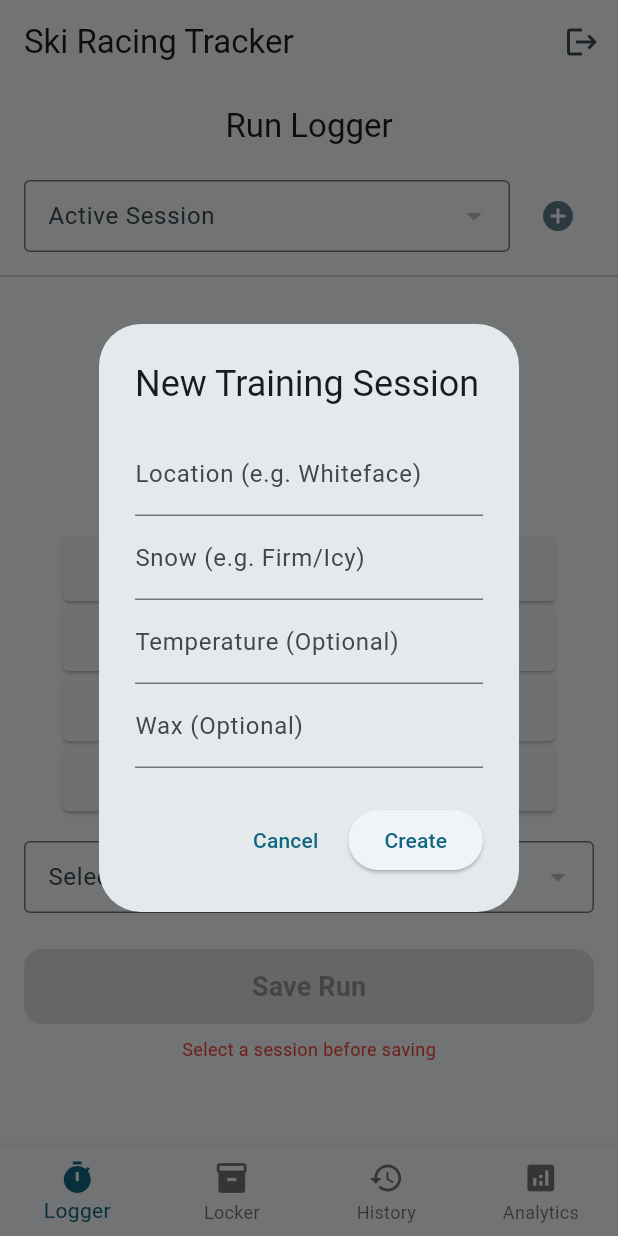
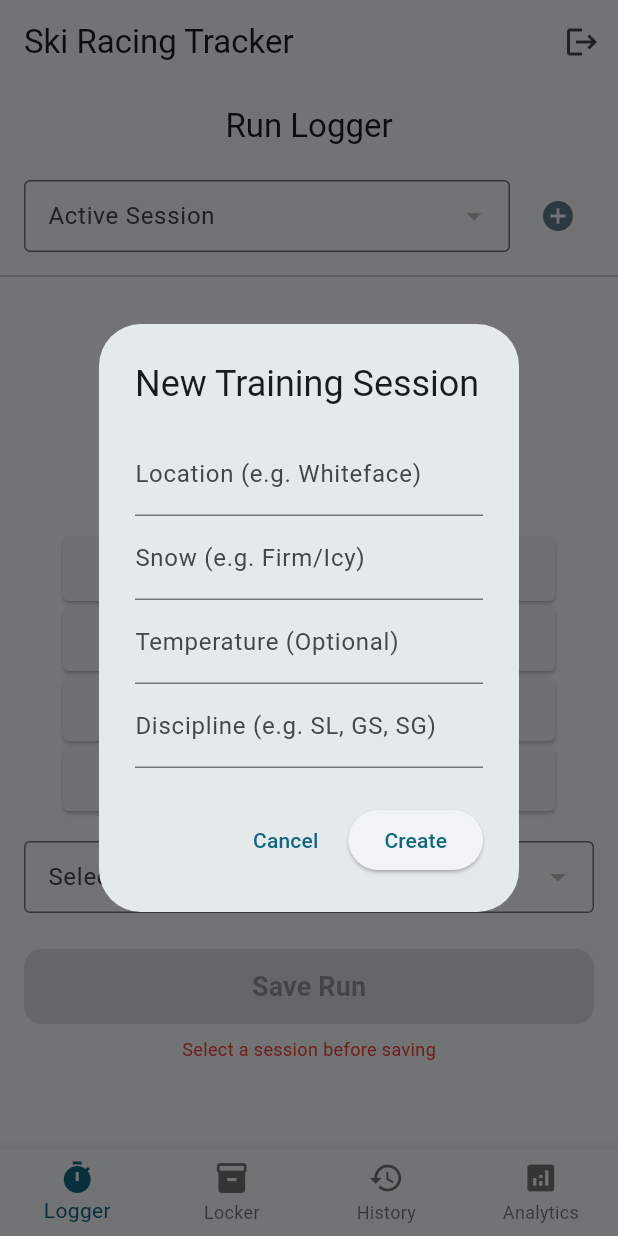
Before and after one commit to jjdavi23/Ski-Analytics-Tracker, a Flutter app: the screen it shows once a user with an empty profile is signed in, after a tap on the "add circle" icon, on a phone screen of 412 x 824 dp. Run offline on Flutter 3.47's test engine with Material 3 defaults, Android fonts, the phone set to English and light mode, and no system bars; our stand-ins replace cloud_firestore, csv, firebase_auth, firebase_core, fl_chart, flutter_riverpod and 3 more; accounts and stored records are empty.

Commit message:
Added section to select discipline (sl or gs) that can be seen when looking at session without having to go into it to see equipment

```diff
--- a/lib/models/training_session.dart
+++ b/lib/models/training_session.dart
@@ -6,7 +6,7 @@ class TrainingSession {
   final String location;
   final String snowCondition;
   final double? temperature; // Added temperature
-  final String? wax; // Added wax
+  final String? discipline; // Added discipline
 
 //things needed for TrainingSession object
   TrainingSession({
@@ -16,7 +16,7 @@ class TrainingSession {
     required this.location,
     required this.snowCondition,
     this.temperature,
-    this.wax,
+    this.discipline,
   });
 
 //Creates new copy if edits are made
@@ -27,7 +27,7 @@ class TrainingSession {
     String? location,
     String? snowCondition,
     double? temperature,
-    String? wax,
+    String? discipline,
   }) {
     return TrainingSession(
       id: id ?? this.id,
@@ -36,7 +36,7 @@ class TrainingSession {
       location: location ?? this.location,
       snowCondition: snowCondition ?? this.snowCondition,
       temperature: temperature ?? this.temperature,
-      wax: wax ?? this.wax,
+      discipline: discipline ?? this.discipline,
     );
   }
 
@@ -50,7 +50,7 @@ class TrainingSession {
       'location': location,
       'snowCondition': snowCondition,
       'temperature': temperature,
-      'wax': wax,
+      'discipline': discipline,
     };
   }
 
@@ -63,7 +63,7 @@ class TrainingSession {
       location: map['location'] ?? '',
       snowCondition: map['snowCondition'] ?? '',
       temperature: (map['temperature'] as num?)?.toDouble(),
-      wax: map['wax'],
+      discipline: map['discipline'],
     );
   }
 }
--- a/lib/widgets/run_logger/session_selector.dart
+++ b/lib/widgets/run_logger/session_selector.dart
@@ -32,11 +32,11 @@ class SessionSelector extends ConsumerWidget {
                 ),
                 items: sessions.map((session) {
                   final tempLabel = session.temperature != null ? ' | ${session.temperature}°' : '';
-                  final waxLabel = session.wax != null ? ' | ${session.wax}' : '';
+                  final disciplineLabel = session.discipline != null ? ' | ${session.discipline}' : '';
                   return DropdownMenuItem(
                     value: session.id,
                     child: Text(
-                        '${session.location} (${session.snowCondition}$tempLabel$waxLabel)'),
+                        '${session.location} (${session.snowCondition}$tempLabel$disciplineLabel)'),
                   );
                 }).toList(),
                 onChanged: (sessionId) {
@@ -66,7 +66,7 @@ class SessionSelector extends ConsumerWidget {
     final locationController = TextEditingController();
     final snowConditionController = TextEditingController();
     final temperatureController = TextEditingController();
-    final waxController = TextEditingController();
+    final disciplineController = TextEditingController();
 
     showDialog(
       context: context,
@@ -95,9 +95,9 @@ class SessionSelector extends ConsumerWidget {
                   keyboardType: const TextInputType.numberWithOptions(decimal: true),
                 ),
                 TextField(
-                  controller: waxController,
+                  controller: disciplineController,
                   decoration:
-                      const InputDecoration(labelText: 'Wax (Optional)'),
+                      const InputDecoration(labelText: 'Discipline (e.g. SL, GS, SG)'),
                 ),
               ],
             ),
@@ -117,7 +117,7 @@ class SessionSelector extends ConsumerWidget {
                     location: locationController.text,
                     snowCondition: snowConditionController.text,
                     temperature: double.tryParse(temperatureController.text),
-                    wax: waxController.text.isNotEmpty ? waxController.text : null,
+                    discipline: disciplineController.text.isNotEmpty ? disciplineController.text : null,
                   );
 
                   ref.read(sessionProvider.notifier).addSession(newSession);
```
Also changed, not shown: 2 other files.
